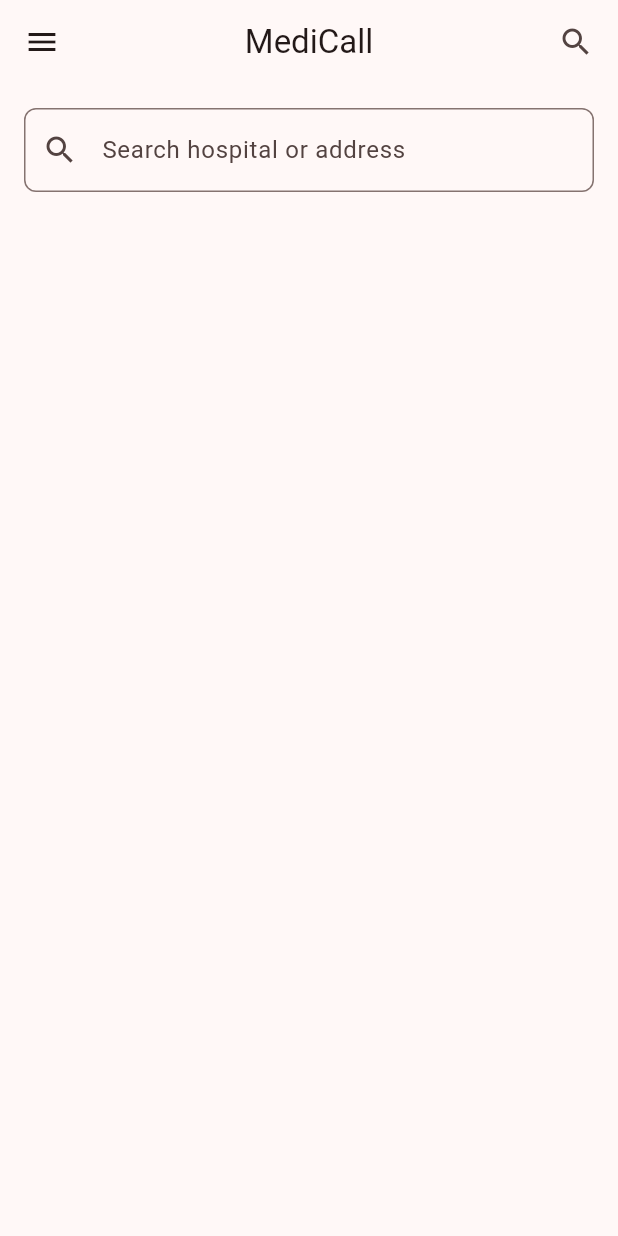
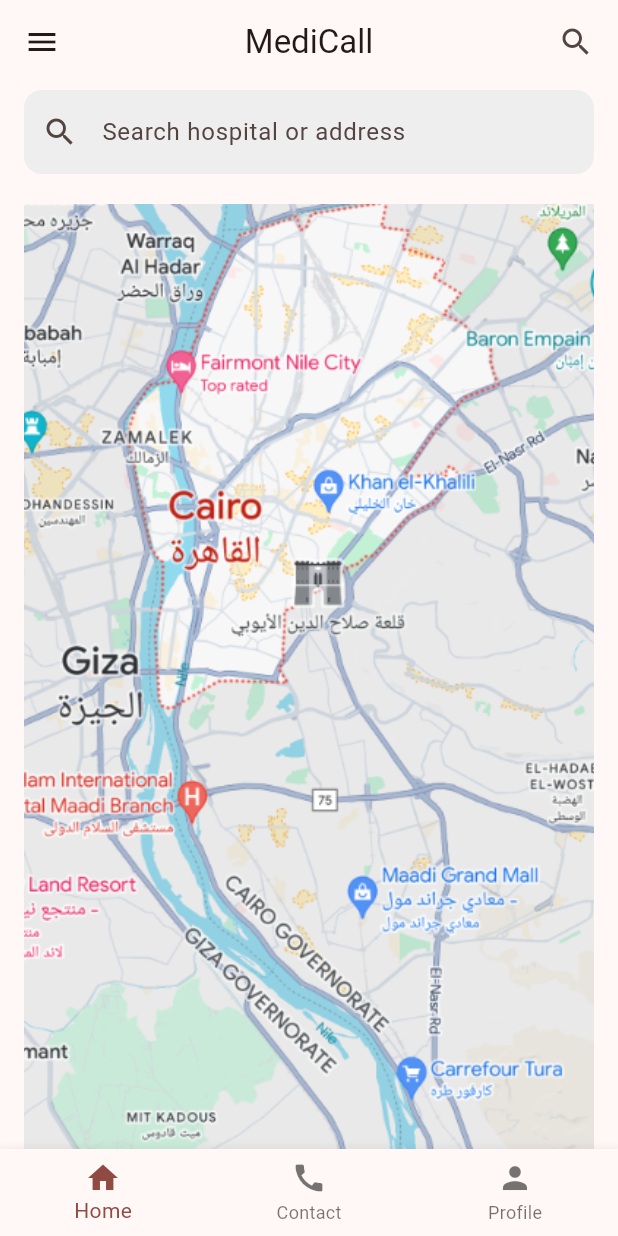
Before and after one commit to ranmori/first_wtf_app, a Flutter app: the screen it shows after launch, on a phone screen of 412 x 824 dp. Run offline on Flutter 3.47's test engine with Material 3 defaults, Android fonts, the phone set to English and light mode, and no system bars.

Commit message:
introducing bottom nav 8-10-26

```diff
--- /dev/null
+++ b/lib/bottom_navigation.dart
@@ -0,0 +1,38 @@
+import 'package:first_wtf_app/contact_page.dart';
+import 'package:first_wtf_app/home_page.dart';
+import 'package:first_wtf_app/profile_page.dart';
+import 'package:flutter/material.dart';
+
+class BottomNavigation extends StatefulWidget {
+  const BottomNavigation({super.key});
+
+  @override
+  State<BottomNavigation> createState() => _BottomNavigationState();
+}
+
+class _BottomNavigationState extends State<BottomNavigation> {
+  int indexToBeShown = 0;
+
+  var pages = [HomePage(), ContactPage(), ProfilePage()];
+
+  @override
+  Widget build(BuildContext context) {
+    return Scaffold(
+      body: pages[indexToBeShown],
+
+      bottomNavigationBar: BottomNavigationBar(
+        currentIndex: indexToBeShown,
+        onTap: (value) {
+          setState(() {
+            indexToBeShown = value;
+          });
+        },
+        items: [
+          BottomNavigationBarItem(label: "Home", icon: Icon(Icons.home),),
+          BottomNavigationBarItem(label: "Contact", icon: Icon(Icons.call),),
+          BottomNavigationBarItem(label: "Profile", icon: Icon(Icons.person),),
+        ],
+      ),
+    );
+  }
+}
--- /dev/null
+++ b/lib/contact_page.dart
@@ -0,0 +1,10 @@
+import 'package:flutter/material.dart';
+
+class ContactPage extends StatelessWidget {
+  const ContactPage({super.key});
+
+  @override
+  Widget build(BuildContext context) {
+    return Center(child: Text("Contact page"),);
+  }
+}
--- a/lib/home_page.dart
+++ b/lib/home_page.dart
@@ -17,21 +17,33 @@ class HomePage extends StatelessWidget {
         ],
         leading: Icon(Icons.menu),
       ),
-      body: Column(
+      body: ListView(
         children: [
           Padding(
-            padding: const EdgeInsets.all(16),
+            padding: const EdgeInsets.symmetric(horizontal:16, vertical: 4,),
             child: TextField(
               decoration: InputDecoration(
+                fillColor: Colors.grey.shade200,
+                filled: true,
                 prefixIcon: Icon(Icons.search),
                 hintText: "Search hospital or address",
                 border: OutlineInputBorder(
-                  borderSide: BorderSide(color: Colors.grey),
-                  borderRadius: BorderRadius.circular(8)
+                  borderSide: BorderSide.none,
+                  borderRadius: BorderRadius.circular(12)
                 ),
               ),
             ),
-          )
+          ),
+          // Widget for showing image
+          Padding(
+            padding: EdgeInsets.all(16),
+            child: Image.asset(
+              "assets/map.png",
+              width: MediaQuery.sizeOf(context).width * 0.8,
+              height: MediaQuery.sizeOf(context).height * 0.8,
+              fit: BoxFit.cover,
+            ),
+          ),
         ],
       ),
     );
--- a/lib/main.dart
+++ b/lib/main.dart
@@ -1,3 +1,4 @@
+import 'package:first_wtf_app/bottom_navigation.dart';
 import 'package:first_wtf_app/home_page.dart';
 import 'package:flutter/material.dart';
 
@@ -16,7 +17,7 @@ class MyApp extends StatelessWidget {
         colorScheme: ColorScheme.fromSeed(seedColor: Colors.red),
       ),
       debugShowCheckedModeBanner: false,
-      home: HomePage()
+      home: BottomNavigation()
     );
   }
 }
--- /dev/null
+++ b/lib/profile_page.dart
@@ -0,0 +1,10 @@
+import 'package:flutter/material.dart';
+
+class ProfilePage extends StatelessWidget {
+  const ProfilePage({super.key});
+
+  @override
+  Widget build(BuildContext context) {
+    return Center(child: Text("profile page"),);
+  }
+}
--- a/pubspec.yaml
+++ b/pubspec.yaml
@@ -58,9 +58,9 @@ flutter:
   uses-material-design: true
 
   # To add assets to your application, add an assets section, like this:
-  # assets:
-  #   - images/a_dot_burr.jpeg
-  #   - images/a_dot_ham.jpeg
+  assets:
+    - assets/
+
 
   # An image asset can refer to one or more resolution-specific "variants", see
   # https://flutter.dev/to/resolution-aware-images
```
Also changed, not shown: assets/map.png (added).
